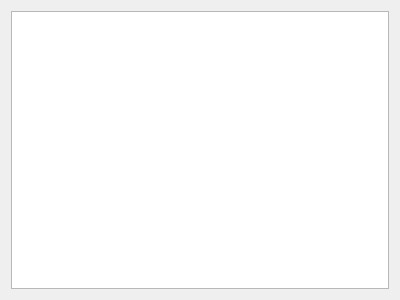
Old version of the form L89HA_GPS/terminal.ui in the repository iiriis/L89HA_Tool.
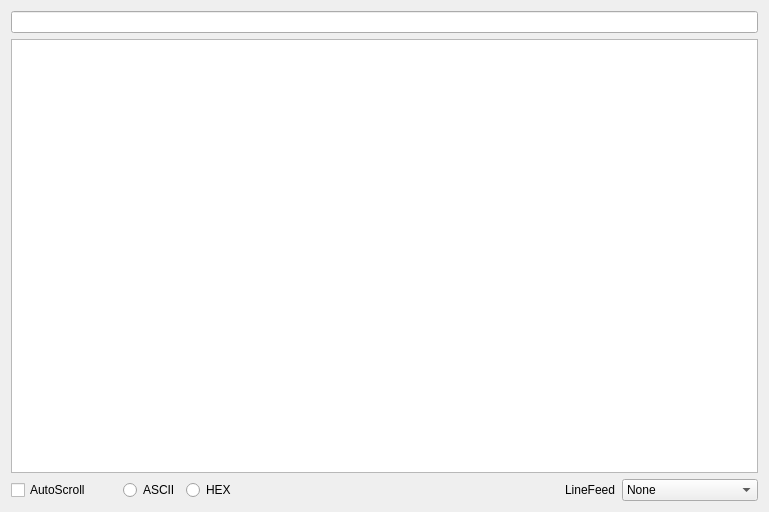
New version of the form. Icons and pictures are not drawn.

Commit message: made text-terminal independant

```diff
--- a/L89HA_GPS/terminal.ui
+++ b/L89HA_GPS/terminal.ui
@@ -6,17 +6,122 @@
    <rect>
     <x>0</x>
     <y>0</y>
-    <width>400</width>
-    <height>300</height>
+    <width>769</width>
+    <height>512</height>
    </rect>
   </property>
   <property name="windowTitle">
    <string>Form</string>
   </property>
-  <layout class="QGridLayout" name="gridLayout">
-   <item row="0" column="0">
+  <layout class="QGridLayout" name="gridLayout_2">
+   <item row="5" column="5">
+    <widget class="QLabel" name="LineFeed">
+     <property name="text">
+      <string>LineFeed</string>
+     </property>
+    </widget>
+   </item>
+   <item row="5" column="3">
+    <widget class="QRadioButton" name="HEX_Radio_Button">
+     <property name="text">
+      <string>HEX</string>
+     </property>
+     <attribute name="buttonGroup">
+      <string notr="true">ASCII_HEX_radio_button_group</string>
+     </attribute>
+    </widget>
+   </item>
+   <item row="5" column="1">
+    <spacer name="horizontalSpacer_2">
+     <property name="orientation">
+      <enum>Qt::Horizontal</enum>
+     </property>
+     <property name="sizeType">
+      <enum>QSizePolicy::Fixed</enum>
+     </property>
+     <property name="sizeHint" stdset="0">
+      <size>
+       <width>20</width>
+       <height>20</height>
+      </size>
+     </property>
+    </spacer>
+   </item>
+   <item row="1" column="0" colspan="7">
+    <widget class="QLineEdit" name="textInput_LineEdit">
+     <property name="toolTip">
+      <string>Hit Enter to Send Data</string>
+     </property>
+     <property name="toolTipDuration">
+      <number>2000</number>
+     </property>
+    </widget>
+   </item>
+   <item row="5" column="0">
+    <widget class="QCheckBox" name="autoscroll_CheckBox">
+     <property name="text">
+      <string>AutoScroll</string>
+     </property>
+    </widget>
+   </item>
+   <item row="2" column="0" colspan="7">
     <widget class="QPlainTextEdit" name="textTerminal"/>
    </item>
+   <item row="5" column="4">
+    <spacer name="horizontalSpacer_3">
+     <property name="orientation">
+      <enum>Qt::Horizontal</enum>
+     </property>
+     <property name="sizeHint" stdset="0">
+      <size>
+       <width>40</width>
+       <height>20</height>
+      </size>
+     </property>
+    </spacer>
+   </item>
+   <item row="5" column="2">
+    <widget class="QRadioButton" name="ASCII_Radio_Button">
+     <property name="text">
+      <string>ASCII</string>
+     </property>
+     <attribute name="buttonGroup">
+      <string notr="true">ASCII_HEX_radio_button_group</string>
+     </attribute>
+    </widget>
+   </item>
+   <item row="5" column="6">
+    <widget class="QComboBox" name="lineFeed_Combobox">
+     <item>
+      <property name="text">
+       <string>None</string>
+      </property>
+     </item>
+     <item>
+      <property name="text">
+       <string>\n (New Line)</string>
+      </property>
+     </item>
+     <item>
+      <property name="text">
+       <string>\r (Carriage Return)</string>
+      </property>
+     </item>
+     <item>
+      <property name="text">
+       <string>\n\r (Both)</string>
+      </property>
+      <property name="icon">
+       <iconset theme="applications-system"/>
+      </property>
+     </item>
+     <item>
+      <property name="text">
+       <string/>
+      </property>
+     </item>
+    </widget>
+   </item>
   </layout>
  </widget>
  <resources/>
```
Left out of the diff: 3 changed lines with no effect on the pictures. The commit also changes 11 other files.
